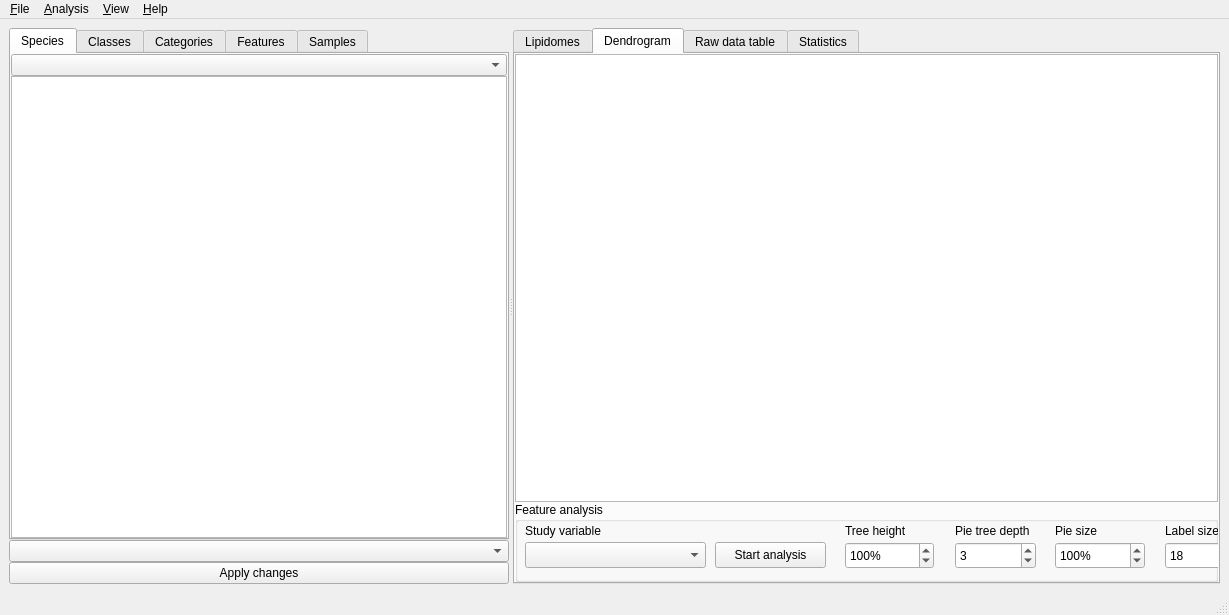
Before: the Qt Designer form ui/lipidspacegui.ui in lifs-tools/lipidspace, drawn with Qt 5.
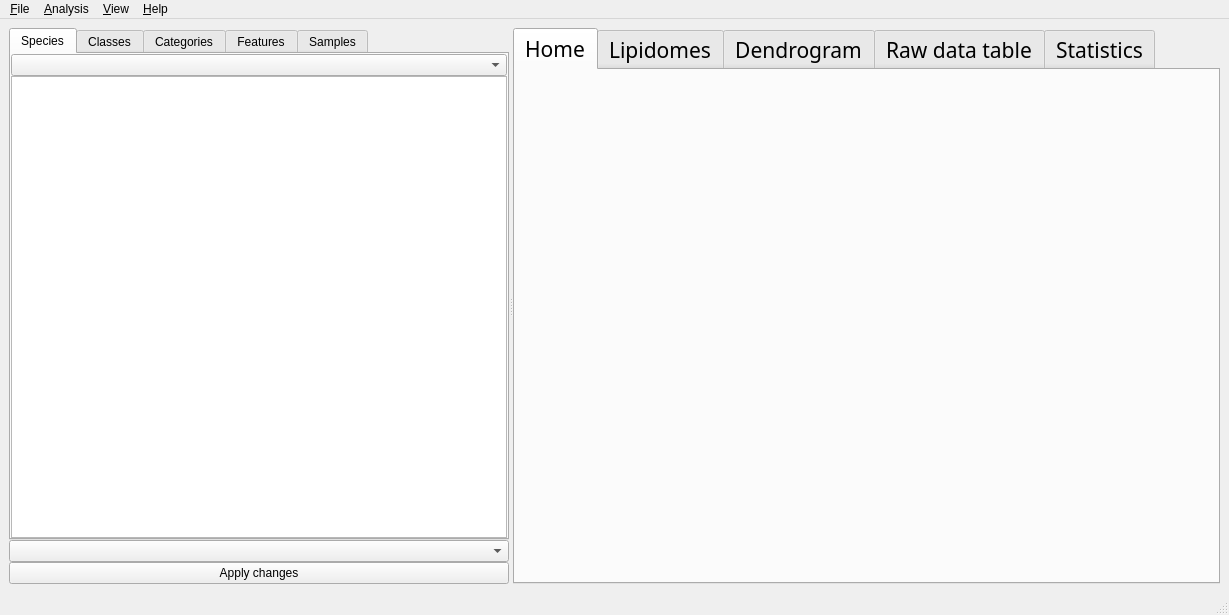
After: the same form once the commit is applied. Custom widgets are drawn as their Qt base class.

Patch:
```diff
--- a/ui/lipidspacegui.ui
+++ b/ui/lipidspacegui.ui
@@ -230,9 +230,26 @@
        </layout>
       </widget>
       <widget class="QTabWidget" name="tabWidget_2">
+       <property name="font">
+        <font>
+         <family>Noto Sans</family>
+         <pointsize>16</pointsize>
+        </font>
+       </property>
        <property name="currentIndex">
-        <number>1</number>
+        <number>0</number>
        </property>
+       <widget class="QWidget" name="tab_2">
+        <property name="font">
+         <font>
+          <family>Noto Sans</family>
+          <pointsize>10</pointsize>
+         </font>
+        </property>
+        <attribute name="title">
+         <string>Home</string>
+        </attribute>
+       </widget>
        <widget class="QWidget" name="tab_5">
         <attribute name="title">
          <string>Lipidomes</string>
@@ -256,6 +273,12 @@
         </layout>
        </widget>
        <widget class="QWidget" name="tab_6">
+        <property name="font">
+         <font>
+          <family>Noto Sans</family>
+          <pointsize>10</pointsize>
+         </font>
+        </property>
         <attribute name="title">
          <string>Dendrogram</string>
         </attribute>
```
Left out of the diff: 18 changed lines with no effect on the pictures.
